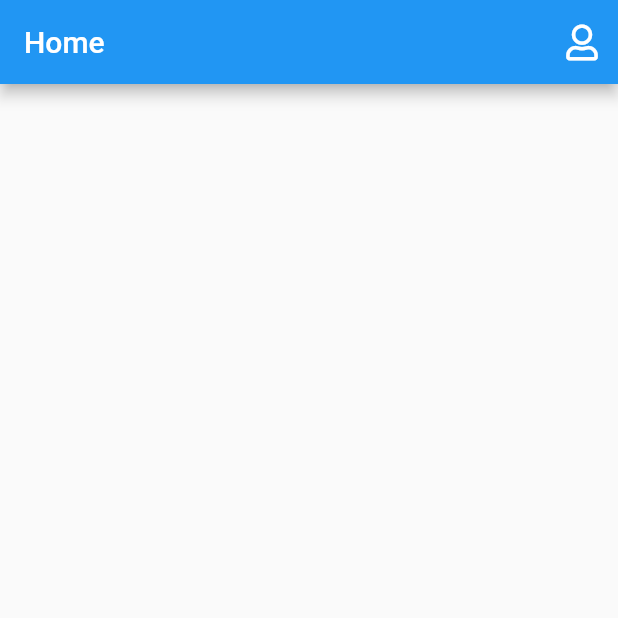
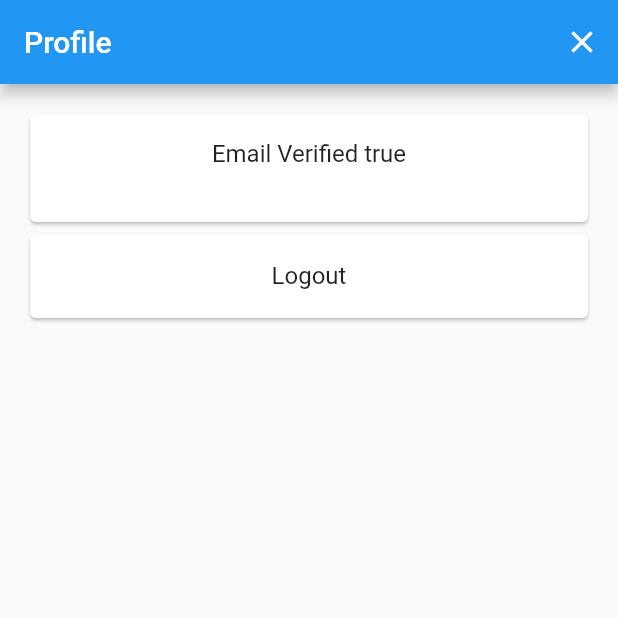
Before and after one commit to SofianeOuaari/thetamedbot, a Flutter app: the screen it shows once a user with an empty profile is signed in, after a tap on an icon or button, on a phone screen of 412 x 824 dp, the top half of it. Run offline on Flutter 3.47's test engine with Material 2 defaults, Android fonts, the phone set to English and light mode, and no system bars; our stand-ins replace firebase_auth, firebase_core, font_awesome_flutter; accounts and stored records are empty.

Commit message:
added profile page

```diff
--- a/lib/main.dart
+++ b/lib/main.dart
@@ -1,12 +1,14 @@
 import 'package:firebase_core/firebase_core.dart';
 import 'package:flutter/material.dart';
 import 'package:provider/provider.dart';
+import 'package:thetamedbot/pages/acc_page/acc_page.dart';
 import 'package:thetamedbot/pages/auth_widget.dart';
 import 'package:thetamedbot/pages/auth_widget_builder.dart';
 import 'package:thetamedbot/pages/home_page/home_page.dart';
 import 'package:thetamedbot/pages/signin_page/signin_page.dart';
 import 'package:thetamedbot/pages/signin_page/signup_page.dart';
 import 'package:thetamedbot/services/firebase_auth_service.dart';
+import 'package:thetamedbot/services/loader_service.dart';
 
 void main() async {
   WidgetsFlutterBinding.ensureInitialized();
@@ -20,7 +22,6 @@ class MyApp extends StatefulWidget {
 }
 
 class _MyAppState extends State<MyApp> {
-  final navigatorKey = GlobalKey<NavigatorState>();
   @override
   Widget build(BuildContext context) {
     return MultiProvider(
@@ -28,10 +29,12 @@ class _MyAppState extends State<MyApp> {
         Provider<FirebaseAuthService>(
           create: (_) => FirebaseAuthService(),
         ),
+        ChangeNotifierProvider<LoaderService>(
+          create: (_) => LoaderService(),
+        ),
       ],
       child: AuthWidgetBuilder(builder: (context, userSnapshot) {
         return MaterialApp(
-          navigatorKey: navigatorKey,
           title: 'ThetaMedBot',
           theme: ThemeData(
             primarySwatch: Colors.blue,
@@ -44,6 +47,7 @@ class _MyAppState extends State<MyApp> {
             "/home": (context) => HomePage(userSnapshot: userSnapshot),
             "/sin": (context) => SignInPage(),
             "/sup": (context) => SignUpPage(),
+            "/acc": (context) => AccPage(userSnapshot: userSnapshot),
           },
         );
       }),
--- /dev/null
+++ b/lib/pages/acc_page/acc_page.dart
@@ -0,0 +1,120 @@
+import 'package:flutter/material.dart';
+import 'package:thetamedbot/models/myuser.dart';
+import 'package:thetamedbot/services/firebase_auth_service.dart';
+import 'package:provider/provider.dart';
+
+class AccPage extends StatefulWidget {
+  final AsyncSnapshot<MyUser> userSnapshot;
+
+  const AccPage({Key key, @required this.userSnapshot}) : super(key: key);
+
+  @override
+  _AccPageState createState() => _AccPageState();
+}
+
+class _AccPageState extends State<AccPage> {
+  final GlobalKey<ScaffoldState> _scaffoldKey = new GlobalKey<ScaffoldState>();
+  @override
+  Widget build(BuildContext context) {
+    final theme = Theme.of(context);
+    return LayoutBuilder(builder: (context, constraints) {
+      final wX = constraints.maxWidth;
+      return Scaffold(
+        key: _scaffoldKey,
+        resizeToAvoidBottomPadding: false,
+        appBar: AppBar(
+          title: Text(
+            'Profile',
+          ),
+          automaticallyImplyLeading: false,
+          actions: <Widget>[
+            IconButton(
+              icon: Icon(
+                Icons.close,
+              ),
+              onPressed: () {
+                return Navigator.pop(context);
+              },
+            ),
+          ],
+        ),
+        body: SafeArea(
+          child: SingleChildScrollView(
+              child: Container(
+            padding:
+                EdgeInsets.fromLTRB(changePadX(wX), 16.0, changePadX(wX), 0.0),
+            child: Column(
+              crossAxisAlignment: CrossAxisAlignment.stretch,
+              children: [
+                Card(
+                  child: ListTile(
+                    title: Center(
+                      child: Text(
+                        "Email Verified ${widget.userSnapshot.data.emailVerified}",
+                        style: theme.textTheme.subtitle1,
+                      ),
+                    ),
+                    subtitle: Center(
+                      child: Text(
+                        "${widget.userSnapshot.data.email}",
+                        style: theme.textTheme.caption,
+                      ),
+                    ),
+                  ),
+                ),
+                if (!widget.userSnapshot.data.emailVerified)
+                  GestureDetector(
+                    onTap: () async {
+                      final auth = context.read<FirebaseAuthService>();
+                      await auth.verifyEmailSend();
+                      _scaffoldKey.currentState.showSnackBar(SnackBar(
+                        content: Text(
+                            "Email verification sent, Please check your email."),
+                      ));
+                    },
+                    child: Card(
+                      child: ListTile(
+                        title: Center(
+                          child: Text(
+                            'Email Verify',
+                            style: theme.textTheme.subtitle1,
+                          ),
+                        ),
+                      ),
+                    ),
+                  ),
+                GestureDetector(
+                  onTap: () async {
+                    final auth = context.read<FirebaseAuthService>();
+                    await auth.signOut();
+                    Navigator.pop(context);
+                  },
+                  child: Card(
+                    child: ListTile(
+                      title: Center(
+                        child: Text(
+                          'Logout',
+                          style: theme.textTheme.subtitle1,
+                        ),
+                      ),
+                    ),
+                  ),
+                ),
+              ],
+            ),
+          )),
+        ),
+      );
+    });
+  }
+
+  double changePadX(double width) {
+    if (width > 900) {
+      return 128;
+    } else if (width < 900 && width > 600) {
+      return 64;
+    } else {
+      return 16;
+    }
+  }
+}
--- a/lib/pages/auth_widget_builder.dart
+++ b/lib/pages/auth_widget_builder.dart
@@ -12,10 +12,11 @@ class AuthWidgetBuilder extends StatelessWidget {
     return StreamBuilder<MyUser>(
       stream: authService.onUserStateChanged,
       builder: (context, snapshot) {
+        final MyUser user = snapshot.data;
         return MultiProvider(
           providers: [
             Provider<MyUser>(
-              create: (_) => snapshot.data,
+              create: (_) => user,
             ),
           ],
           child: builder(context, snapshot),
```
